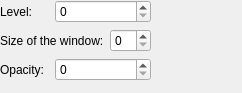
Qt form krita/plugins/filters/randompickfilter/wdgrandompickoptions.ui (KDE/krita) before a commit.
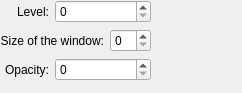
The same form after that commit.

Commit message:
Fix the alignment of labels in dialogs
Patch by Juan Palacios

```diff
--- a/krita/plugins/filters/randompickfilter/wdgrandompickoptions.ui
+++ b/krita/plugins/filters/randompickfilter/wdgrandompickoptions.ui
@@ -18,7 +18,10 @@
      <property name="text" >
       <string>Level:</string>
      </property>
-     <property name="wordWrap" >
+     <property name="alignment">
+      <set>Qt::AlignRight|Qt::AlignTrailing|Qt::AlignVCenter</set>
+     </property>
+     <property name="wordWrap">
       <bool>false</bool>
      </property>
     </widget>
@@ -44,7 +47,10 @@
      <property name="text" >
       <string>Opacity:</string>
      </property>
-     <property name="wordWrap" >
+     <property name="alignment">
+      <set>Qt::AlignRight|Qt::AlignTrailing|Qt::AlignVCenter</set>
+     </property>
+     <property name="wordWrap">
       <bool>false</bool>
      </property>
     </widget>
@@ -60,7 +66,10 @@
      <property name="text" >
       <string>Size of the window:</string>
      </property>
-     <property name="wordWrap" >
+     <property name="alignment">
+      <set>Qt::AlignRight|Qt::AlignTrailing|Qt::AlignVCenter</set>
+     </property>
+     <property name="wordWrap">
       <bool>false</bool>
      </property>
     </widget>
```
Left out of the diff: 68 changed lines with no effect on the pictures. The commit also changes 71 other files.
